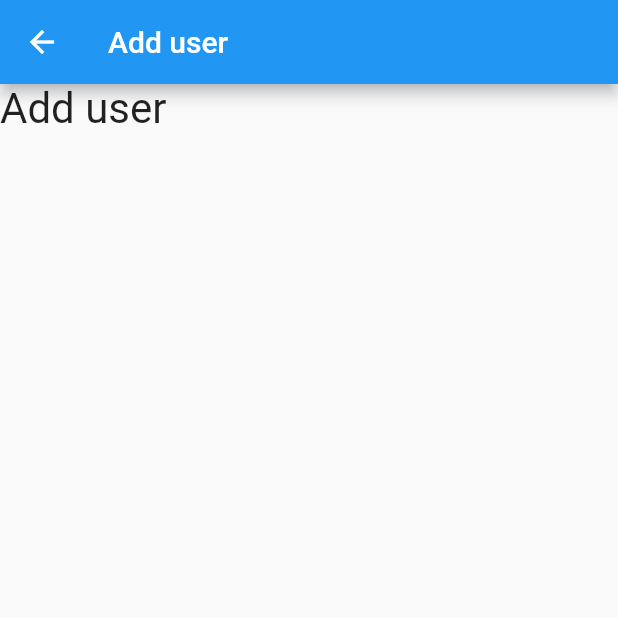
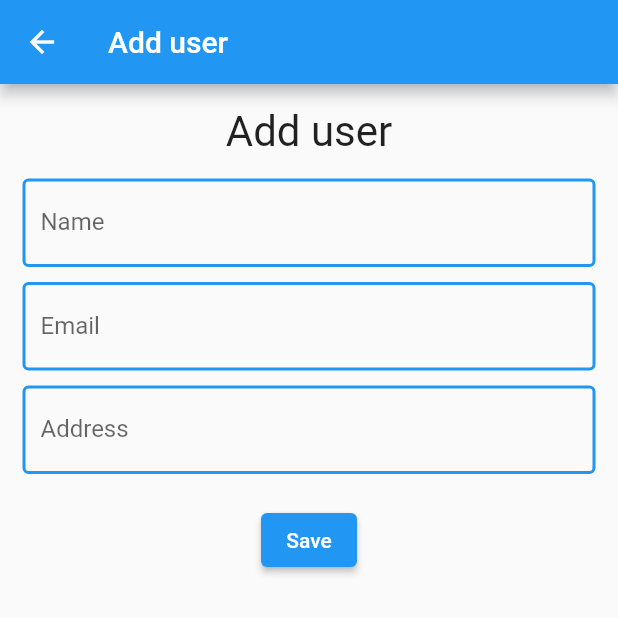
Before and after one commit to Luis020-hub/CRUD, a Flutter app: the ManageUser screen opened directly, on a phone screen of 412 x 824 dp, the top half of it. Run offline on Flutter 3.47's test engine with Material 2 defaults, Android fonts, the phone set to English and light mode, and no system bars; our stand-ins replace cloud_firestore, firebase_core, flutter_slidable; accounts and stored records are empty.

Commit message:
01/07/2023
- Criando o componente mytextfield.dart.
- Criando a tela para a adição ou edição de usuarios.

```diff
--- /dev/null
+++ b/lib/components/mytextfield.dart
@@ -0,0 +1,40 @@
+// ignore_for_file: prefer_typing_uninitialized_variables
+
+import 'package:flutter/material.dart';
+
+class MyTextField extends StatelessWidget {
+  const MyTextField({
+    super.key,
+    this.labeledtext,
+    this.hintedtext,
+    required this.mycontroller,
+  });
+
+  final TextEditingController mycontroller;
+  final labeledtext, hintedtext;
+
+  @override
+  Widget build(BuildContext context) {
+    return TextFormField(
+      controller: mycontroller,
+      validator: (value) {
+        if (value!.isEmpty) {
+          return "The $labeledtext is required";
+        }
+        return null;
+      },
+      decoration: InputDecoration(
+        labelText: labeledtext,
+        hintText: hintedtext,
+        enabledBorder: const OutlineInputBorder(
+            borderSide: BorderSide(width: 2, color: Colors.blue)),
+        focusedBorder: const OutlineInputBorder(
+            borderSide: BorderSide(width: 2, color: Colors.blue)),
+        errorBorder: const OutlineInputBorder(
+            borderSide: BorderSide(width: 2, color: Colors.red)),
+        focusedErrorBorder: const OutlineInputBorder(
+            borderSide: BorderSide(width: 2, color: Colors.red)),
+      ),
+    );
+  }
+}
--- /dev/null
+++ b/lib/screens/add_or_edit_user.dart
@@ -0,0 +1,77 @@
+// ignore_for_file: unused_field, non_constant_identifier_names
+
+import 'package:flutter/material.dart';
+
+import '../components/mytextfield.dart';
+
+class ManageUser extends StatefulWidget {
+  const ManageUser({super.key});
+
+  @override
+  State<ManageUser> createState() => _ManageUserState();
+}
+
+class _ManageUserState extends State<ManageUser> {
+  final _form_key = GlobalKey<FormState>();
+
+  final TextEditingController name = TextEditingController();
+  final TextEditingController email = TextEditingController();
+  final TextEditingController address = TextEditingController();
+
+  @override
+  Widget build(BuildContext context) {
+    return Scaffold(
+      appBar: AppBar(
+        title: const Text("Add user"),
+      ),
+      body: SafeArea(
+        child: SingleChildScrollView(
+          child: Column(
+            children: [
+              const SizedBox(height: 15),
+              const Center(
+                child: Text(
+                  "Add user",
+                  style: TextStyle(fontSize: 28),
+                ),
+              ),
+              const SizedBox(height: 15),
+              Padding(
+                padding: const EdgeInsets.symmetric(horizontal: 15),
+                child: Form(
+                  child: Column(
+                    children: [
+                      MyTextField(
+                        hintedtext: "Your full name",
+                        labeledtext: "Name",
+                        mycontroller: name,
+                      ),
+                      const SizedBox(height: 10),
+                      MyTextField(
+                        hintedtext: "Your email",
+                        labeledtext: "Email",
+                        mycontroller: email,
+                      ),
+                      const SizedBox(height: 10),
+                      MyTextField(
+                        hintedtext: "Your address",
+                        labeledtext: "Address",
+                        mycontroller: email,
+                      ),
+                      const SizedBox(height: 10),
+                    ],
+                  ),
+                ),
+              ),
+              const SizedBox(height: 10),
+              ElevatedButton(
+                onPressed: () {},
+                child: const Text('Save'),
+              ),
+            ],
+          ),
+        ),
+      ),
+    );
+  }
+}
--- a/lib/screens/home_page.dart
+++ b/lib/screens/home_page.dart
@@ -1,6 +1,6 @@
 import 'package:flutter/material.dart';
 import 'package:cloud_firestore/cloud_firestore.dart';
-import 'package:flutter_crud/screens/user_edit.dart';
+import 'package:flutter_crud/screens/add_or_edit_user.dart';
 import 'package:flutter_slidable/flutter_slidable.dart';
 
 class HomePage extends StatefulWidget {
--- a/lib/screens/user_edit.dart
+++ /dev/null
@@ -1,31 +0,0 @@
-import 'package:flutter/material.dart';
-
-class ManageUser extends StatefulWidget {
-  const ManageUser({super.key});
-
-  @override
-  State<ManageUser> createState() => _ManageUserState();
-}
-
-class _ManageUserState extends State<ManageUser> {
-  @override
-  Widget build(BuildContext context) {
-    return Scaffold(
-      appBar: AppBar(
-        title: const Text("Add user"),
-      ),
-      body: SafeArea(
-        child: SingleChildScrollView(
-          child: Column(
-            children: const [
-              Text(
-                "Add user",
-                style: TextStyle(fontSize: 28),
-              )
-            ],
-          ),
-        ),
-      ),
-    );
-  }
-}
```
